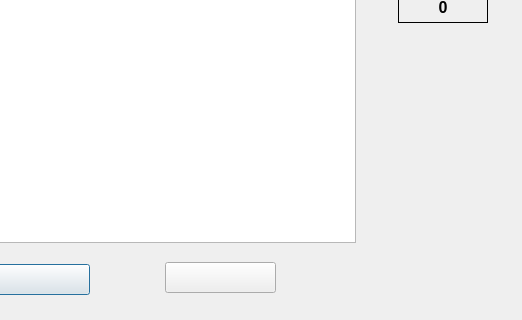
This is src/graphic_interface/src/dotandbox_1_1/game_window.ui in juankipedia/DotAndBoxes as Qt 5 draws it before an edit; both pictures show x 235 to 757 and y 268 to 588 of the 757 by 588 pixel window. The edited form follows.
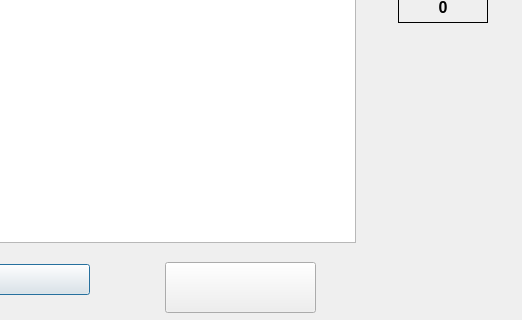
This is the edited form. Icons and pictures are not drawn. Custom widgets are drawn as their Qt base class.

What changed in the file:
```diff
--- a/src/graphic_interface/src/dotandbox_1_1/game_window.ui
+++ b/src/graphic_interface/src/dotandbox_1_1/game_window.ui
@@ -296,8 +296,8 @@
     <rect>
      <x>400</x>
      <y>530</y>
-     <width>111</width>
-     <height>31</height>
+     <width>151</width>
+     <height>51</height>
     </rect>
    </property>
    <property name="styleSheet">
```
Left out of the diff: 11 changed lines with no effect on the pictures.
